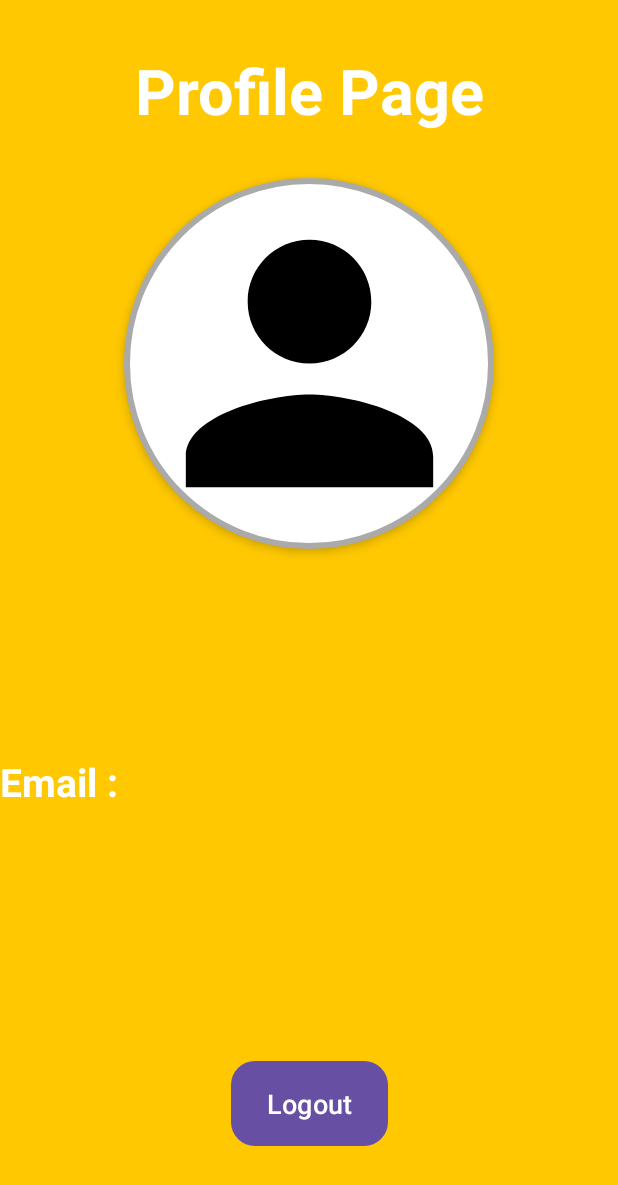
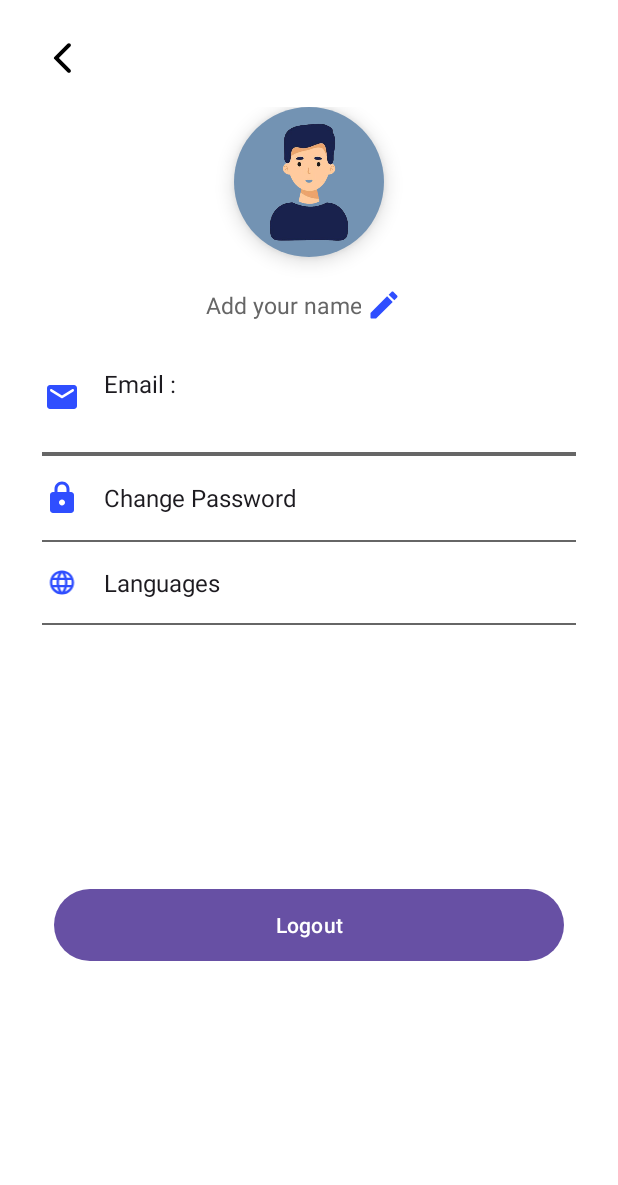
Before and after one commit to KernelMastersIIT/Eventix, an Android app: the ProfileActivity screen opened directly, with no data from a screen before it, on a phone screen of 412 x 824 dp. Shown: the top 1185 px of the screen. Run offline under Robolectric (Android 15) with nearby library versions, the phone set to English and light mode, and no system bars; our stand-ins replace Firebase (no records; nobody signed in at launch, a user with empty details on screens opened directly); pictures from the network do not load.

Commit message:
Project Files

```diff
--- a/app/src/main/AndroidManifest.xml
+++ b/app/src/main/AndroidManifest.xml
@@ -18,7 +18,7 @@
             android:name=".UI.GoogleFormActivity"
             android:exported="false" />
         <activity
-            android:name=".UI.pfp"
+            android:name=".UI.ProfileActivity"
             android:exported="false" />
         <activity
             android:name=".UI.LiveChatActivity"
--- a/app/src/main/java/com/example/kernel/UI/Fragments/HomeFragment.kt
+++ b/app/src/main/java/com/example/kernel/UI/Fragments/HomeFragment.kt
@@ -8,27 +8,22 @@ import android.util.Log
 import android.view.View
 import android.widget.ImageView
 import android.widget.ProgressBar
-import android.widget.Toast
 import androidx.fragment.app.Fragment
 import androidx.recyclerview.widget.LinearLayoutManager
 import androidx.recyclerview.widget.RecyclerView
 import com.bumptech.glide.Glide
 import com.example.kernel.Adapters.EventAdapter
-import com.example.kernel.Components.ChatMessage
 import com.example.kernel.Components.EventData
 import com.example.kernel.R
 import com.example.kernel.UI.LiveChatActivity
-import com.example.kernel.UI.pfp
+import com.example.kernel.UI.ProfileActivity
 import com.google.android.gms.auth.api.signin.GoogleSignIn
 import com.google.android.gms.auth.api.signin.GoogleSignInClient
 import com.google.android.gms.auth.api.signin.GoogleSignInOptions
 
 import com.google.android.material.floatingactionbutton.FloatingActionButton
 import com.google.firebase.auth.FirebaseAuth
-import com.google.firebase.database.DataSnapshot
-import com.google.firebase.database.DatabaseError
 import com.google.firebase.database.FirebaseDatabase
-import com.google.firebase.database.ValueEventListener
 
 
 class HomeFragment :  Fragment(R.layout.fragment_home)  {
@@ -83,7 +78,7 @@ class HomeFragment :  Fragment(R.layout.fragment_home)  {
 
 
             fab.setOnClickListener {
-                startActivity(Intent(requireContext(), pfp::class.java))
+                startActivity(Intent(requireContext(), ProfileActivity::class.java))
             }
 
             progressBar.visibility = View.GONE
--- a/app/src/main/java/com/example/kernel/UI/Fragments/Organizer/EventFragment.kt
+++ b/app/src/main/java/com/example/kernel/UI/Fragments/Organizer/EventFragment.kt
@@ -5,6 +5,7 @@ import android.app.DatePickerDialog
 import android.app.Dialog
 import android.app.TimePickerDialog
 import android.content.Context
+import android.content.Intent
 import android.os.Bundle
 import androidx.fragment.app.Fragment
 import android.view.LayoutInflater
@@ -16,24 +17,38 @@ import android.widget.TextView
 import androidx.appcompat.content.res.AppCompatResources
 import com.example.kernel.Components.EventData
 import com.example.kernel.R
+import com.example.kernel.UI.SignInUp
 import com.google.android.material.textfield.TextInputEditText
+import com.google.firebase.auth.FirebaseAuth
 import com.google.firebase.database.DatabaseReference
 import com.google.firebase.database.FirebaseDatabase
 import java.util.Calendar
 
 class EventFragment : Fragment(R.layout.fragment_event) {
 
+    private lateinit var auth: FirebaseAuth
     private lateinit var btnAddEvent : Button
+    private lateinit var btnLogOut : Button
     private lateinit var database: DatabaseReference
 
     override fun onViewCreated(view: View, savedInstanceState: Bundle?) {
         super.onViewCreated(view, savedInstanceState)
 
+        auth = FirebaseAuth.getInstance()
         btnAddEvent = view.findViewById(R.id.btnAddEvent)
+        btnLogOut = view.findViewById(R.id.btnLogOut)
         database = FirebaseDatabase.getInstance().getReference("Events")
 
         btnAddEvent.setOnClickListener {
             showEventDialog(requireContext())
+        }
+
+        btnLogOut.setOnClickListener {
+            auth.signOut()
+            val intent = Intent(this.context, SignInUp::class.java)
+            intent.flags = Intent.FLAG_ACTIVITY_NEW_TASK or Intent.FLAG_ACTIVITY_CLEAR_TASK
+            startActivity(intent)
+            requireActivity().finish()
         }
     }
 
--- a/app/src/main/java/com/example/kernel/UI/pfp.kt
+++ b/app/src/main/java/com/example/kernel/UI/ProfileActivity.kt
@@ -17,7 +17,8 @@ import com.google.android.gms.auth.api.signin.GoogleSignInClient
 import com.google.android.gms.auth.api.signin.GoogleSignInOptions
 import com.google.firebase.auth.FirebaseAuth
 
-class pfp : AppCompatActivity() {
+class ProfileActivity : AppCompatActivity() {
+
     private lateinit var auth: FirebaseAuth
     lateinit var profileImageView: ImageView
     private lateinit var mGoogleSignInClient: GoogleSignInClient
@@ -35,7 +36,7 @@ class pfp : AppCompatActivity() {
 
     override fun onCreate(savedInstanceState: Bundle?) {
         super.onCreate(savedInstanceState)
-        setContentView(R.layout.activity_pfp)
+        setContentView(R.layout.activity_profile)
 
 
         auth = FirebaseAuth.getInstance()
@@ -45,13 +46,13 @@ class pfp : AppCompatActivity() {
             .build()
 
         mGoogleSignInClient = GoogleSignIn.getClient(this, gso)
-        val tvEmail = findViewById<TextView>(R.id.tvEmail)
+        val tvEmail = findViewById<TextView>(R.id.user_mail)
         val email = auth.currentUser?.email
 
         tvEmail.text = "Email :\n $email"
 
-        val btn = findViewById<Button>(R.id.btnx)
-        profileImageView = findViewById(R.id.profileImageView)
+        val btn = findViewById<Button>(R.id.logout_btn)
+        profileImageView = findViewById(R.id.profile_image)
 
         btn.setOnClickListener {
             auth.signOut()
--- a/app/src/main/java/com/example/kernel/UI/WelcomeScreen.kt
+++ b/app/src/main/java/com/example/kernel/UI/WelcomeScreen.kt
@@ -13,10 +13,13 @@ import androidx.annotation.RequiresApi
 import androidx.appcompat.app.AppCompatActivity
 import com.example.kernel.R
 import com.google.firebase.auth.FirebaseAuth
+import com.google.firebase.database.DatabaseReference
+import com.google.firebase.database.FirebaseDatabase
 
 class WelcomeScreen : AppCompatActivity() {
 
     private lateinit var firebaseAuth : FirebaseAuth
+    private lateinit var database : DatabaseReference
     private lateinit var textSwitcher : TextSwitcher
     private lateinit var btnLogin: Button
     private lateinit var tvCreate: TextView
@@ -31,8 +34,27 @@ class WelcomeScreen : AppCompatActivity() {
     @RequiresApi(Build.VERSION_CODES.R)
     override fun onCreate(savedInstanceState: Bundle?) {
         super.onCreate(savedInstanceState)
-        setContentView(R.layout.activity_welcome_screen)
 
+        firebaseAuth = FirebaseAuth.getInstance()
+        database = FirebaseDatabase.getInstance().getReference("Accounts")
+
+        if (firebaseAuth.currentUser != null) {
+            val userMail = firebaseAuth.currentUser!!.email
+            database.get().addOnSuccessListener { snack ->
+                for(uid in snack.children){
+                    if(uid.child("email").value.toString() == userMail){
+                        initializeLogin(userMail, uid.key.toString(), uid.child("userType").value.toString())
+                        return@addOnSuccessListener
+                    }
+                }
+            }
+        } else {
+            setContentView(R.layout.activity_welcome_screen)
+            setupUI()
+        }
+    }
+
+    private fun setupUI() {
         textSwitcher = findViewById(R.id.textSwitcher)
         btnLogin = findViewById(R.id.btnLogin)
         tvCreate = findViewById(R.id.tvCreate)
@@ -59,8 +81,6 @@ class WelcomeScreen : AppCompatActivity() {
             intent = Intent(this, SignInUp::class.java)
             startActivity(intent)
         }
-
-        firebaseAuth = FirebaseAuth.getInstance()
     }
 
     private fun startTextSwitching() {
@@ -72,4 +92,24 @@ class WelcomeScreen : AppCompatActivity() {
             }
         }, 0)
     }
+
+    private fun initializeLogin(userMail: String, uid : String, userType : String) {
+        if (userType == "Organizer"){
+            val intent = Intent(this, OrganizerActivity::class.java)
+            intent.putExtra("email", userMail)
+            intent.putExtra("uid", uid)
+            intent.putExtra("userType", userType)
+            intent.flags = Intent.FLAG_ACTIVITY_NEW_TASK or Intent.FLAG_ACTIVITY_CLEAR_TASK
+            startActivity(intent)
+            finish()
+        } else {
+            val intent = Intent(this, MainActivity::class.java)
+            intent.putExtra("email", userMail)
+            intent.putExtra("uid", uid)
+            intent.putExtra("userType", userType)
+            intent.flags = Intent.FLAG_ACTIVITY_NEW_TASK or Intent.FLAG_ACTIVITY_CLEAR_TASK
+            startActivity(intent)
+            finish()
+        }
+    }
 }
--- /dev/null
+++ b/app/src/main/res/drawable/button_design.xml
@@ -0,0 +1,16 @@
+<?xml version="1.0" encoding="utf-8"?>
+<selector xmlns:android="http://schemas.android.com/apk/res/android">
+    <item >
+        <shape android:shape="rectangle">
+
+            <solid android:color="?attr/colorOnBackground">
+
+            </solid>
+
+            <corners android:radius="50dp"/>
+        </shape>
+
+
+    </item>
+
+</selector>
--- /dev/null
+++ b/app/src/main/res/drawable/circle_background.xml
@@ -0,0 +1,6 @@
+<?xml version="1.0" encoding="utf-8"?>
+<shape xmlns:android="http://schemas.android.com/apk/res/android"
+    android:shape="oval"
+    >
+    <solid android:color="#7393B3" />
+</shape>
--- /dev/null
+++ b/app/src/main/res/drawable/round_edit_24.xml
@@ -0,0 +1,5 @@
+<vector xmlns:android="http://schemas.android.com/apk/res/android" android:height="24dp" android:tint="#2F4EFF" android:viewportHeight="24" android:viewportWidth="24" android:width="24dp">
+
+    <path android:fillColor="@android:color/white" android:pathData="M3,17.46v3.04c0,0.28 0.22,0.5 0.5,0.5h3.04c0.13,0 0.26,-0.05 0.35,-0.15L17.81,9.94l-3.75,-3.75L3.15,17.1c-0.1,0.1 -0.15,0.22 -0.15,0.36zM20.71,7.04c0.39,-0.39 0.39,-1.02 0,-1.41l-2.34,-2.34c-0.39,-0.39 -1.02,-0.39 -1.41,0l-1.83,1.83 3.75,3.75 1.83,-1.83z"/>
+
+</vector>
--- /dev/null
+++ b/app/src/main/res/drawable/round_language_24.xml
@@ -0,0 +1,5 @@
+<vector xmlns:android="http://schemas.android.com/apk/res/android" android:height="24dp" android:tint="#2F4EFF" android:viewportHeight="24" android:viewportWidth="24" android:width="24dp">
+
+    <path android:fillColor="@android:color/white" android:pathData="M11.99,2C6.47,2 2,6.48 2,12s4.47,10 9.99,10C17.52,22 22,17.52 22,12S17.52,2 11.99,2zM18.92,8h-2.95c-0.32,-1.25 -0.78,-2.45 -1.38,-3.56 1.84,0.63 3.37,1.91 4.33,3.56zM12,4.04c0.83,1.2 1.48,2.53 1.91,3.96h-3.82c0.43,-1.43 1.08,-2.76 1.91,-3.96zM4.26,14C4.1,13.36 4,12.69 4,12s0.1,-1.36 0.26,-2h3.38c-0.08,0.66 -0.14,1.32 -0.14,2s0.06,1.34 0.14,2L4.26,14zM5.08,16h2.95c0.32,1.25 0.78,2.45 1.38,3.56 -1.84,-0.63 -3.37,-1.9 -4.33,-3.56zM8.03,8L5.08,8c0.96,-1.66 2.49,-2.93 4.33,-3.56C8.81,5.55 8.35,6.75 8.03,8zM12,19.96c-0.83,-1.2 -1.48,-2.53 -1.91,-3.96h3.82c-0.43,1.43 -1.08,2.76 -1.91,3.96zM14.34,14L9.66,14c-0.09,-0.66 -0.16,-1.32 -0.16,-2s0.07,-1.35 0.16,-2h4.68c0.09,0.65 0.16,1.32 0.16,2s-0.07,1.34 -0.16,2zM14.59,19.56c0.6,-1.11 1.06,-2.31 1.38,-3.56h2.95c-0.96,1.65 -2.49,2.93 -4.33,3.56zM16.36,14c0.08,-0.66 0.14,-1.32 0.14,-2s-0.06,-1.34 -0.14,-2h3.38c0.16,0.64 0.26,1.31 0.26,2s-0.1,1.36 -0.26,2h-3.38z"/>
+
+</vector>
--- a/app/src/main/res/layout/activity_pfp.xml
+++ /dev/null
@@ -1,84 +0,0 @@
-<?xml version="1.0" encoding="utf-8"?>
-<androidx.constraintlayout.widget.ConstraintLayout xmlns:android="http://schemas.android.com/apk/res/android"
-    xmlns:app="http://schemas.android.com/apk/res-auto"
-    xmlns:tools="http://schemas.android.com/tools"
-    android:layout_width="match_parent"
-    android:layout_height="match_parent"
-    android:background="@color/yellow"
-    >
-
-
-    <!-- Profile Page Heading -->
-    <TextView
-        android:id="@+id/profileHeading"
-        android:layout_width="wrap_content"
-        android:layout_height="wrap_content"
-        android:text="Profile Page"
-        android:textSize="42sp"
-        android:textStyle="bold"
-        android:textColor="@android:color/white"
-        android:layout_marginTop="32dp"
-        app:layout_constraintTop_toTopOf="parent"
-        app:layout_constraintStart_toStartOf="parent"
-        app:layout_constraintEnd_toEndOf="parent" />
-
-    <!-- Profile Image -->
-
-
-
-    <ImageView
-        android:layout_marginTop="30dp"
-        android:id="@+id/profileImageView"
-        android:layout_width="0dp"
-        android:layout_height="0dp"
-        android:src="@drawable/baseline_person_24"
-        android:contentDescription="Profile Picture"
-        android:scaleType="centerCrop"
-        android:clickable="true"
-        android:focusable="true"
-        android:background="@drawable/circular_border"
-        android:elevation="4dp"
-        app:layout_constraintTop_toBottomOf="@id/profileHeading"
-        app:layout_constraintStart_toStartOf="parent"
-        app:layout_constraintEnd_toEndOf="parent"
-        app:layout_constraintHeight_percent="0.3"
-        app:layout_constraintWidth_percent="0.6"
-        app:layout_constraintVertical_bias="0.2" />
-
-    <!-- Logout Button -->
-
-
-    <TextView
-        android:id="@+id/tvEmail"
-        android:layout_width="wrap_content"
-        android:layout_height="wrap_content"
-        android:layout_gravity="center_vertical"
-        android:layout_marginHorizontal="15dp"
-        android:layout_marginVertical="15dp"
-        android:text="Email : "
-        android:textColor="@color/white"
-        android:textSize="26sp"
-        android:textStyle="bold"
-        app:layout_constraintBottom_toTopOf="@+id/btnx"
-        app:layout_constraintTop_toBottomOf="@+id/profileImageView"
-        tools:ignore="MissingConstraints" />
-
-    <Button
-        android:id="@+id/btnx"
-        android:layout_width="wrap_content"
-        android:layout_height="wrap_content"
-        android:text="Logout"
-        android:textColor="@android:color/white"
-        android:textSize="18sp"
-        android:background="@drawable/button_background"
-        android:paddingLeft="24dp"
-        android:paddingRight="24dp"
-        android:paddingTop="12dp"
-        android:paddingBottom="12dp"
-        app:layout_constraintTop_toBottomOf="@id/profileImageView"
-        app:layout_constraintStart_toStartOf="parent"
-        app:layout_constraintEnd_toEndOf="parent"
-        app:layout_constraintBottom_toBottomOf="parent"
-        app:layout_constraintVertical_bias="0.85" />
-
-</androidx.constraintlayout.widget.ConstraintLayout>
--- /dev/null
+++ b/app/src/main/res/layout/activity_profile.xml
@@ -0,0 +1,240 @@
+<?xml version="1.0" encoding="utf-8"?>
+<androidx.constraintlayout.widget.ConstraintLayout xmlns:android="http://schemas.android.com/apk/res/android"
+    xmlns:app="http://schemas.android.com/apk/res-auto"
+    xmlns:tools="http://schemas.android.com/tools"
+    android:id="@+id/main"
+    android:layout_width="match_parent"
+    android:layout_height="match_parent"
+    android:background="?attr/backgroundColor"
+    android:padding="16dp"
+    tools:context=".UI.ProfileActivity">
+
+    <ImageView
+        android:id="@+id/arrow_back"
+        android:layout_width="25dp"
+        android:focusable="true"
+        android:foreground="?attr/selectableItemBackground"
+        android:layout_height="25dp"
+        android:layout_marginStart="13dp"
+        android:layout_marginTop="10dp"
+        android:src="@drawable/round_arrow_back_24"
+        app:layout_constraintStart_toStartOf="parent"
+        app:layout_constraintTop_toTopOf="parent" />
+
+
+    <LinearLayout
+        android:id="@+id/linearLayout"
+        android:layout_width="match_parent"
+        android:layout_height="wrap_content"
+        android:layout_marginTop="20dp"
+        android:gravity="center_horizontal"
+        android:orientation="vertical"
+        app:layout_constraintEnd_toEndOf="parent"
+        app:layout_constraintStart_toStartOf="parent"
+        app:layout_constraintTop_toBottomOf="@+id/arrow_back">
+
+        <!-- Profile Image -->
+        <ImageView
+            android:id="@+id/profile_image"
+            android:layout_width="100dp"
+            android:layout_height="100dp"
+            android:layout_marginBottom="20dp"
+            android:background="@drawable/circle_background"
+            android:elevation="8dp"
+            android:scaleType="centerCrop"
+            android:src="@drawable/person03"
+            app:layout_constraintEnd_toEndOf="parent"
+            app:layout_constraintStart_toStartOf="parent" />
+
+        <!-- Name -->
+        <EditText
+            android:id="@+id/etName"
+            android:visibility="gone"
+            android:layout_width="wrap_content"
+            android:layout_height="match_parent"
+            android:gravity="center"
+            android:hint=" Add your name"
+            android:inputType="textPersonName"
+            android:textColor="?attr/colorOnBackground"
+            android:textSize="15sp" />
+
+
+        <LinearLayout
+            android:layout_width="wrap_content"
+            android:layout_height="match_parent"
+            android:orientation="horizontal"
+            android:id="@+id/name"
+            android:gravity="center"
+            >
+            <TextView
+                android:layout_width="wrap_content"
+                android:layout_height="match_parent"
+                android:textSize="15sp"
+                android:gravity="center"
+                android:id="@+id/name_cnf"
+                android:textColor="@color/ass"
+                android:text="Add your name"
+                />
+
+            <ImageView
+                android:layout_width="wrap_content"
+                android:layout_height="match_parent"
+                android:paddingEnd="7dp"
+                android:paddingStart="3dp"
+                android:src="@drawable/round_edit_24"
+                />
+
+        </LinearLayout>
+
+
+        <LinearLayout
+            android:layout_width="match_parent"
+            android:layout_height="wrap_content"
+
+            android:layout_marginTop="13dp"
+
+            android:layout_marginBottom="16dp"
+            android:background="?attr/backgroundColor"
+            android:orientation="vertical">
+
+
+            <!--            <View-->
+            <!--                android:layout_width="match_parent"-->
+            <!--                android:layout_height="1dp"-->
+            <!--                android:layout_marginTop="8dp"-->
+            <!--                android:layout_marginBottom="8dp"-->
+            <!--                android:background="@color/grey" />-->
+
+            <LinearLayout
+                android:layout_width="match_parent"
+                android:layout_height="wrap_content"
+                android:gravity="center_vertical"
+                android:orientation="horizontal"
+                android:paddingVertical="16dp">
+
+                <ImageView
+                    android:layout_marginStart="13dp"
+                    android:layout_width="wrap_content"
+                    android:layout_height="24dp"
+                    android:layout_marginEnd="16dp"
+                    android:src="@drawable/round_email_24" />
+
+                <TextView
+                    android:id="@+id/user_mail"
+                    android:layout_width="wrap_content"
+                    android:layout_height="wrap_content"
+                    android:ellipsize="marquee"
+                    android:fontFamily="sans-serif"
+                    android:text=" info@gmail.com"
+                    android:textColor="?attr/colorOnBackground"
+                    android:textSize="16sp" />
+            </LinearLayout>
+
+            <View
+                android:layout_width="match_parent"
+                android:layout_height="1dp"
+                android:layout_marginStart="12dp"
+                android:layout_marginEnd="12dp"
+                android:background="@color/ass" />
+
+            <View
+                android:layout_width="match_parent"
+                android:layout_height="1dp"
+                android:layout_marginStart="12dp"
+                android:layout_marginEnd="12dp"
+                android:background="@color/ass" />
+
+            <LinearLayout
+                android:id="@+id/change_pass"
+                android:layout_width="match_parent"
+                android:layout_height="wrap_content"
+                android:focusable="true"
+                android:foreground="?attr/selectableItemBackground"
+                android:gravity="center_vertical"
+                android:orientation="horizontal"
+                android:paddingVertical="16dp"
+                android:textColor="?attr/colorOnBackground">
+
+                <ImageView
+                    android:layout_width="24dp"
+                    android:layout_height="wrap_content"
+                    android:layout_marginStart="13dp"
+                    android:layout_marginEnd="16dp"
+                    android:src="@drawable/round_lock_24" />
+
+                <TextView
+                    android:layout_width="wrap_content"
+                    android:layout_height="wrap_content"
+                    android:fontFamily="sans-serif"
+                    android:text="Change Password"
+                    android:textColor="?attr/colorOnBackground"
+                    android:textSize="16sp" />
+            </LinearLayout>
+
+            <View
+                android:layout_width="match_parent"
+                android:layout_height="1dp"
+                android:layout_marginStart="12dp"
+                android:layout_marginEnd="12dp"
+                android:background="@color/ass" />
+
+            <LinearLayout
+                android:id="@+id/lang"
+                android:layout_width="match_parent"
+                android:layout_height="wrap_content"
+                android:focusable="true"
+                android:foreground="?attr/selectableItemBackground"
+                android:gravity="center_vertical"
+                android:orientation="horizontal"
+                android:paddingVertical="16dp"
+                android:textColor="?attr/colorOnBackground">
+
+                <ImageView
+                    android:layout_width="24dp"
+                    android:layout_height="19dp"
+                    android:layout_marginStart="13dp"
+                    android:layout_marginEnd="16dp"
+                    android:src="@drawable/round_language_24" />
+
+                <TextView
+                    android:layout_width="wrap_content"
+                    android:layout_height="wrap_content"
+                    android:fontFamily="sans-serif"
+                    android:text="Languages"
+                    android:textColor="?attr/colorOnBackground"
+                    android:textSize="16sp" />
+
+
+            </LinearLayout>
+
+            <View
+                android:layout_width="match_parent"
+                android:layout_height="1dp"
+                android:layout_marginStart="12dp"
+                android:layout_marginEnd="12dp"
+                android:background="@color/ass" />
+
+        </LinearLayout>
+
+    </LinearLayout>
+
+    <Button
+        android:id="@+id/logout_btn"
+        android:layout_width="match_parent"
+        android:layout_height="wrap_content"
+        android:layout_marginStart="20dp"
+        android:layout_marginEnd="20dp"
+        android:layout_marginBottom="8dp"
+        android:background="@drawable/button_design"
+        android:backgroundTint="@color/black"
+        android:fontFamily="sans-serif-medium"
+        android:text="Logout"
+        android:textColor="?attr/backgroundColor"
+        app:layout_constraintBottom_toBottomOf="parent"
+        app:layout_constraintEnd_toEndOf="parent"
+        app:layout_constraintStart_toStartOf="parent"
+
+        app:layout_constraintTop_toBottomOf="@+id/linearLayout" />
+
+
+</androidx.constraintlayout.widget.ConstraintLayout>
--- a/app/src/main/res/layout/fragment_event.xml
+++ b/app/src/main/res/layout/fragment_event.xml
@@ -15,4 +15,13 @@
         app:layout_constraintEnd_toEndOf="parent"
         app:layout_constraintStart_toStartOf="parent"
         app:layout_constraintTop_toTopOf="parent" />
+
+    <Button
+        android:id="@+id/btnLogOut"
+        android:layout_width="wrap_content"
+        android:layout_height="wrap_content"
+        android:text="Logout"
+        app:layout_constraintEnd_toEndOf="parent"
+        app:layout_constraintStart_toStartOf="parent"
+        app:layout_constraintTop_toBottomOf="@+id/btnAddEvent" />
 </androidx.constraintlayout.widget.ConstraintLayout>
```
Also changed, not shown: app/src/main/res/drawable/person03.png (added).
